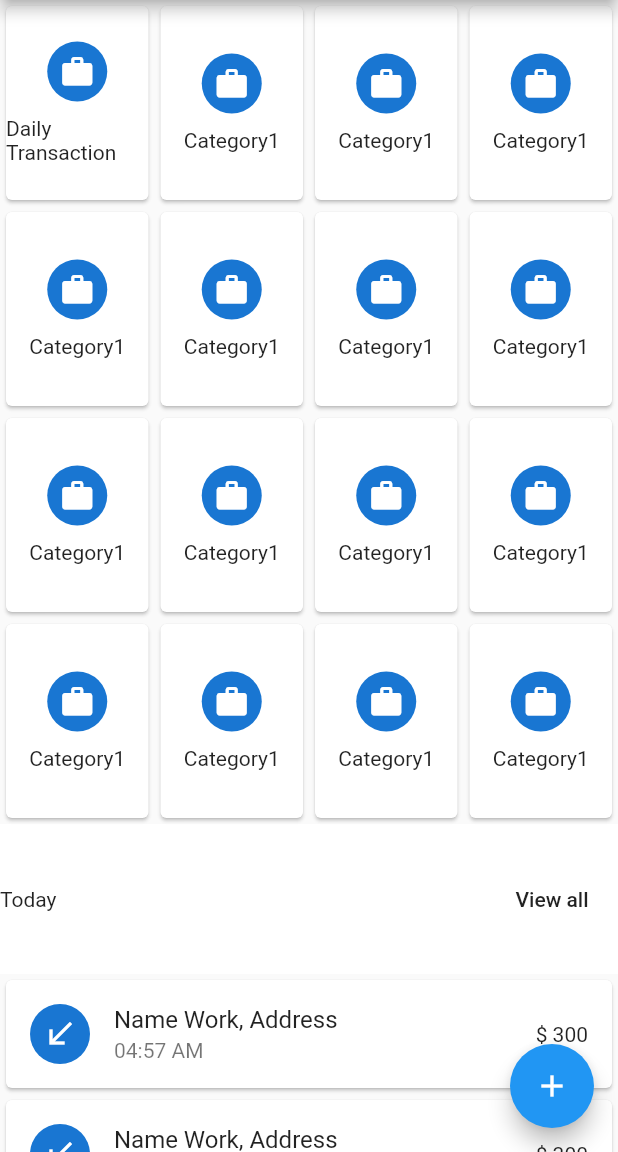
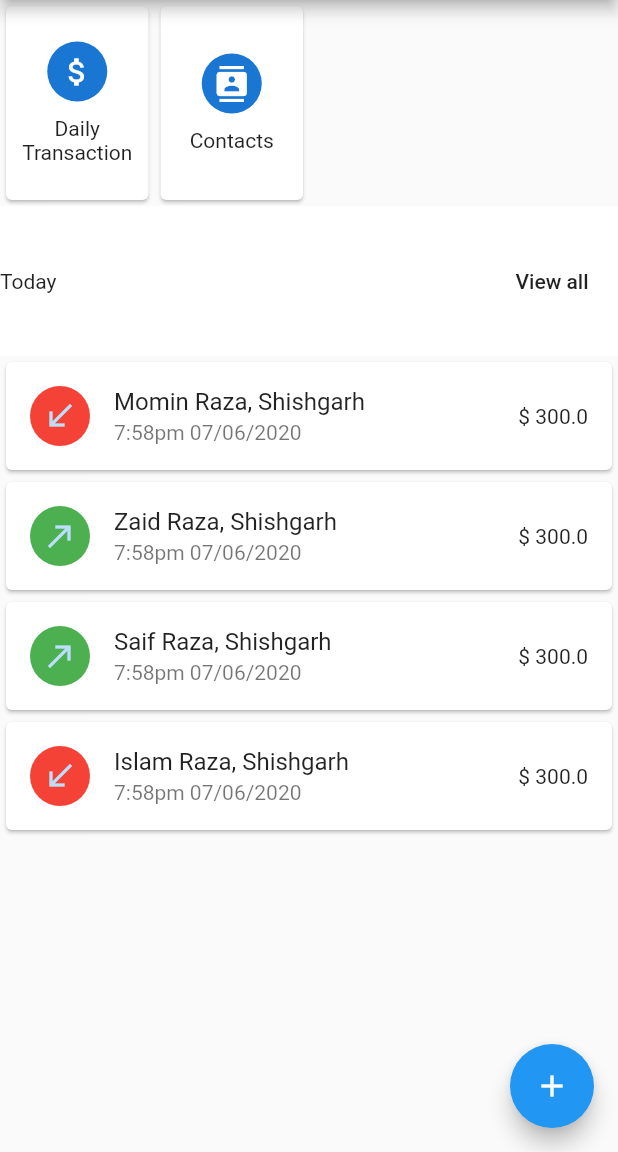
Before and after one commit to MominRaza/Brick-Field, a Flutter app: the screen it shows after launch, on a phone screen of 412 x 824 dp, the part 84-1236 px from its top. Run offline on Flutter 3.47's test engine with Material 2 defaults, Android fonts, the phone set to English and light mode, and no system bars.

Commit message:
improve app + add daily transaction

```diff
--- a/lib/add_contact.dart
+++ b/lib/add_contact_screen.dart
@@ -1,6 +1,6 @@
 import 'package:flutter/material.dart';
 
-class AddContact extends StatelessWidget {
+class AddContactScreen extends StatelessWidget {
   @override
   Widget build(BuildContext context) {
     return Scaffold(
--- a/lib/add_daily_transaction.dart
+++ b/lib/add_daily_transaction_screen.dart
@@ -1,6 +1,6 @@
 import 'package:flutter/material.dart';
 
-class AddDailyTransaction extends StatelessWidget {
+class AddDailyTransactionScreen extends StatelessWidget {
   @override
   Widget build(BuildContext context) {
     return Scaffold(
--- a/lib/category.dart
+++ b/lib/category.dart
@@ -1,107 +1,25 @@
+import 'package:flutter/material.dart';
+
 class Category {
   String id;
   String title;
-  String imageUrl;
+  IconData icon;
   String route;
 
-  Category(this.id, this.title, this.imageUrl, this.route);
+  Category(this.id, this.title, this.icon, this.route);
 }
 
 List<Category> categories = [
   Category(
     'cat1',
     'Daily Transaction',
-    '/image1.jpg',
-    '/contacts',
+    Icons.attach_money,
+    '/daily_transaction',
   ),
   Category(
     'cat2',
-    'Category1',
-    '/image1.jpg',
-    '/contacts',
-  ),
-  Category(
-    'cat3',
-    'Category1',
-    '/image1.jpg',
-    '/contacts',
-  ),
-  Category(
-    'cat4',
-    'Category1',
-    '/image1.jpg',
-    '/contacts',
-  ),
-  Category(
-    'cat1',
-    'Category1',
-    '/image1.jpg',
-    '/contacts',
-  ),
-  Category(
-    'cat2',
-    'Category1',
-    '/image1.jpg',
-    '/contacts',
-  ),
-  Category(
-    'cat3',
-    'Category1',
-    '/image1.jpg',
-    '/contacts',
-  ),
-  Category(
-    'cat4',
-    'Category1',
-    '/image1.jpg',
-    '/contacts',
-  ),
-  Category(
-    'cat1',
-    'Category1',
-    '/image1.jpg',
-    '/contacts',
-  ),
-  Category(
-    'cat2',
-    'Category1',
-    '/image1.jpg',
-    '/contacts',
-  ),
-  Category(
-    'cat3',
-    'Category1',
-    '/image1.jpg',
-    '/contacts',
-  ),
-  Category(
-    'cat4',
-    'Category1',
-    '/image1.jpg',
-    '/contacts',
-  ),
-  Category(
-    'cat1',
-    'Category1',
-    '/image1.jpg',
-    '/contacts',
-  ),
-  Category(
-    'cat2',
-    'Category1',
-    '/image1.jpg',
-    '/contacts',
-  ),
-  Category(
-    'cat3',
-    'Category1',
-    '/image1.jpg',
-    '/contacts',
-  ),
-  Category(
-    'cat4',
-    'Category1',
-    '/image1.jpg',
+    'Contacts',
+    Icons.contacts,
     '/contacts',
   ),
 ];
--- /dev/null
+++ b/lib/contact.dart
@@ -0,0 +1,46 @@
+class Contact {
+  String id;
+  String name;
+  String address;
+  String work;
+  String number;
+
+  Contact({
+    this.id,
+    this.name,
+    this.address,
+    this.work,
+    this.number,
+  });
+}
+
+List<Contact> contacts = [
+  Contact(
+    id: 'cont1',
+    name: 'Momin Raza',
+    address: 'Shishgarh',
+    work: 'Engineer',
+    number: '7302606166',
+  ),
+  Contact(
+    id: 'cont2',
+    name: 'Zaid Raza',
+    address: 'Shishgarh',
+    work: 'Engineer',
+    number: '7302606166',
+  ),
+  Contact(
+    id: 'cont3',
+    name: 'Saif Raza',
+    address: 'Shishgarh',
+    work: 'Engineer',
+    number: '7302606166',
+  ),
+  Contact(
+    id: 'cont4',
+    name: 'Islam Raza',
+    address: 'Shishgarh',
+    work: 'Engineer',
+    number: '7302606166',
+  ),
+];
--- a/lib/contact_screen.dart
+++ b/lib/contact_screen.dart
@@ -1,11 +1,15 @@
 import 'package:flutter/material.dart';
+
+import 'contact.dart';
 
 class ContactScreen extends StatelessWidget {
   @override
   Widget build(BuildContext context) {
+    final id = ModalRoute.of(context).settings.arguments;
+    final contact = contacts.firstWhere((contact) => contact.id == id);
     return Scaffold(
       appBar: AppBar(
-        title: Text('Name, Address'),
+        title: Text('${contact.name}, ${contact.address}'),
         actions: <Widget>[
           PopupMenuButton(
             itemBuilder: (context) => [
@@ -22,7 +26,7 @@ class ContactScreen extends StatelessWidget {
         children: <Widget>[
           ListTile(
             leading: IconButton(icon: Icon(Icons.call), onPressed: () {}),
-            title: Text('Number'),
+            title: Text(contact.number),
             trailing: IconButton(icon: Icon(Icons.message), onPressed: () {}),
             onTap: () {},
           ),
@@ -32,7 +36,7 @@ class ContactScreen extends StatelessWidget {
             children: <Widget>[
               Icon(Icons.label_outline),
               Chip(
-                label: Text('Work'),
+                label: Text(contact.work),
                 padding: EdgeInsets.symmetric(horizontal: 10),
               ),
             ],
--- a/lib/contacts_screen.dart
+++ b/lib/contacts_screen.dart
@@ -1,5 +1,6 @@
 import 'package:flutter/material.dart';
 
+import 'contact.dart';
 import 'sliver_app_bar_delegate.dart';
 
 class ContactsScreen extends StatelessWidget {
@@ -51,17 +52,19 @@ class ContactsScreen extends StatelessWidget {
               (context, index) => Card(
                 margin: EdgeInsets.symmetric(horizontal: 10, vertical: 5),
                 child: ListTile(
-                  title: Text('Name, Address'),
-                  subtitle: Text('Number'),
+                  title: Text(
+                      '${contacts[index].name}, ${contacts[index].address}'),
+                  subtitle: Text(contacts[index].number),
                   leading: CircleAvatar(
                     child: Text('${index + 1}'),
                   ),
                   onTap: () {
-                    Navigator.of(context).pushNamed('/contact');
+                    Navigator.of(context)
+                        .pushNamed('/contact', arguments: contacts[index].id);
                   },
                 ),
               ),
-              childCount: 10,
+              childCount: contacts.length,
             ),
           ),
         ],
--- /dev/null
+++ b/lib/daily_transaction.dart
@@ -0,0 +1,46 @@
+class DailyTransaction {
+  String id;
+  String userId;
+  String transactionType;
+  double amount;
+  String timeDate;
+
+  DailyTransaction({
+    this.id,
+    this.userId,
+    this.transactionType,
+    this.amount,
+    this.timeDate,
+  });
+}
+
+List<DailyTransaction> dailyTransactiions = [
+  DailyTransaction(
+    id: 'trans1',
+    userId: 'cont1',
+    transactionType: 'Debit',
+    amount: 300,
+    timeDate: '7:58pm 07/06/2020',
+  ),
+  DailyTransaction(
+    id: 'trans2',
+    userId: 'cont2',
+    transactionType: 'Credit',
+    amount: 300,
+    timeDate: '7:58pm 07/06/2020',
+  ),
+  DailyTransaction(
+    id: 'trans3',
+    userId: 'cont3',
+    transactionType: 'Credit',
+    amount: 300,
+    timeDate: '7:58pm 07/06/2020',
+  ),
+  DailyTransaction(
+    id: 'trans4',
+    userId: 'cont4',
+    transactionType: 'Debit',
+    amount: 300,
+    timeDate: '7:58pm 07/06/2020',
+  ),
+];
--- a/lib/home_screen.dart
+++ b/lib/home_screen.dart
@@ -2,6 +2,8 @@ import 'package:flutter/material.dart';
 
 import './sliver_app_bar_delegate.dart';
 import './category.dart';
+import './contact.dart';
+import './daily_transaction.dart';
 
 class HomeScreen extends StatelessWidget {
   @override
@@ -42,12 +44,15 @@ class HomeScreen extends StatelessWidget {
                     mainAxisAlignment: MainAxisAlignment.center,
                     children: <Widget>[
                       CircleAvatar(
-                        child: Icon(Icons.work),
+                        child: Icon(categories[index].icon),
                       ),
                       SizedBox(
                         height: 10,
                       ),
-                      Text(categories[index].title),
+                      Text(
+                        categories[index].title,
+                        textAlign: TextAlign.center,
+                      ),
                     ],
                   ),
                 ),
@@ -80,14 +85,23 @@ class HomeScreen extends StatelessWidget {
               (context, index) => Card(
                 child: ListTile(
                   leading: CircleAvatar(
-                    child: Icon(Icons.call_received),
+                    backgroundColor:
+                        (dailyTransactiions[index].transactionType == 'Debit')
+                            ? Colors.red
+                            : Colors.green,
+                    child: Icon(
+                      (dailyTransactiions[index].transactionType == 'Debit')
+                          ? Icons.call_received
+                          : Icons.call_made,
+                    ),
                   ),
-                  title: Text('Name Work, Address'),
-                  subtitle: Text('04:57 AM'),
-                  trailing: Text('\$ 300'),
+                  title: Text(
+                      '${contacts.firstWhere((contact) => contact.id == dailyTransactiions[index].userId).name}, ${contacts.firstWhere((contact) => contact.id == dailyTransactiions[index].userId).address}'),
+                  subtitle: Text(dailyTransactiions[index].timeDate),
+                  trailing: Text('\$ ${dailyTransactiions[index].amount}'),
                 ),
               ),
-              childCount: 10,
+              childCount: dailyTransactiions.length,
             ),
           ),
         ],
--- a/lib/main.dart
+++ b/lib/main.dart
@@ -1,10 +1,11 @@
-import 'package:brickfield/add_daily_transaction.dart';
 import 'package:flutter/material.dart';
 
 import './contact_screen.dart';
 import './contacts_screen.dart';
 import './home_screen.dart';
-import './add_contact.dart';
+import './add_contact_screen.dart';
+import './add_daily_transaction_screen.dart';
+import './daily_transaction_screen.dart';
 
 void main() {
   runApp(MyApp());
@@ -23,8 +24,9 @@ class MyApp extends StatelessWidget {
       routes: {
         '/contacts': (context) => ContactsScreen(),
         '/contact': (context) => ContactScreen(),
-        '/add_contact': (context) => AddContact(),
-        '/add_daily_transaction': (context) => AddDailyTransaction(),
+        '/add_contact': (context) => AddContactScreen(),
+        '/add_daily_transaction': (context) => AddDailyTransactionScreen(),
+        '/daily_transaction': (context) => DailyTransactionScreen(),
       },
     );
   }
```
Also changed, not shown: lib/daily_transaction_screen.dart (added, +72 -0 lines).
